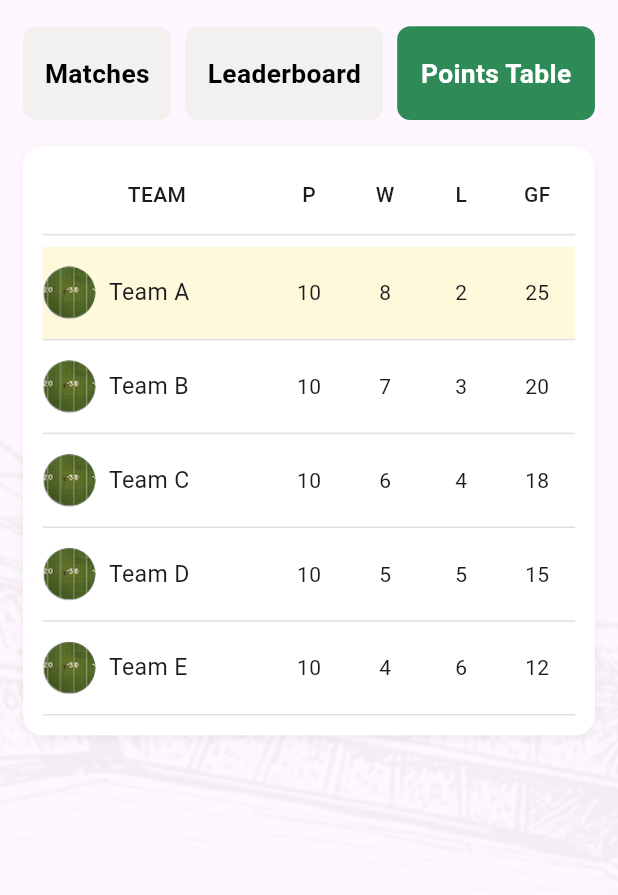
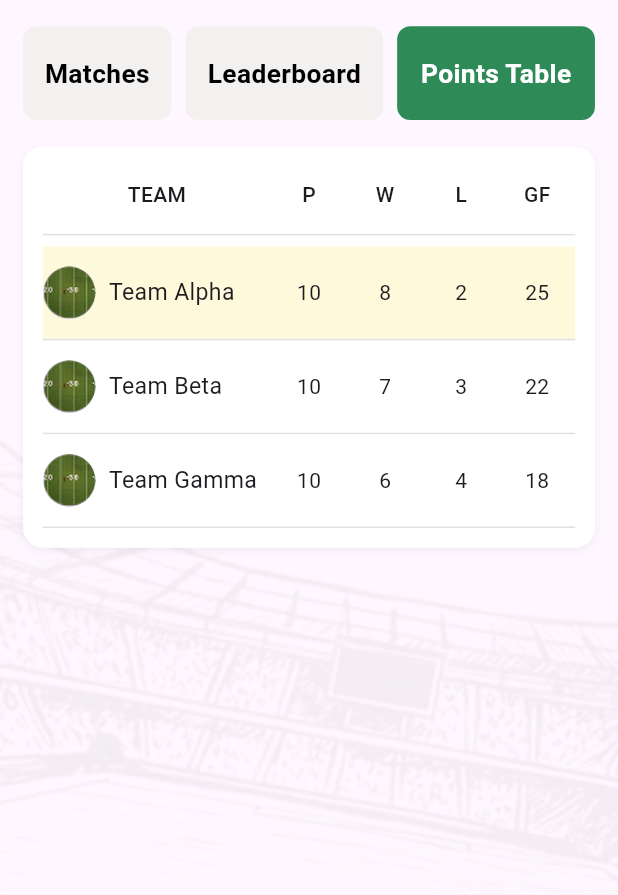
Before and after one commit to hirarajpoot/sports, a Flutter app: the TournamentsScreen screen opened by its route, after a tap on "Leaderboard", after a tap on "Points Table", on a phone screen of 412 x 824 dp, the part 92-987 px from its top. Run offline on Flutter 3.47's test engine with Material 3 defaults, Android fonts, the phone set to English and light mode, and no system bars; our stand-ins replace get, share_plus.

Commit message:
sports app

```diff
--- a/lib/AppUi/AppScreens/CreateTournamentScreen/widgets/start_button.dart
+++ b/lib/AppUi/AppScreens/CreateTournamentScreen/widgets/start_button.dart
@@ -16,14 +16,11 @@ class StartButton extends StatelessWidget {
         onPressed: controller.startTournament,
         style: ElevatedButton.styleFrom(
           backgroundColor: const Color(0xFF2E8A57),
-          shape: RoundedRectangleBorder(
-            borderRadius: BorderRadius.circular(6),
-          ),
+          shape: RoundedRectangleBorder(borderRadius: BorderRadius.circular(6)),
         ),
         child: const Text(
           'Start Tournament',
           style: TextStyle(
-            fontFamily: 'Inter',
             fontWeight: FontWeight.w600,
             fontSize: 16,
             color: Colors.white,
--- a/lib/AppUi/AppScreens/TournamentsScreen/widgets/leaderboard_table.dart
+++ b/lib/AppUi/AppScreens/TournamentsScreen/widgets/leaderboard_table.dart
@@ -2,8 +2,13 @@ import 'package:flutter/material.dart';
 
 class LeaderboardTable extends StatelessWidget {
   final double Function(double) scale;
+  final List<Map<String, dynamic>> leaderboard;
 
-  const LeaderboardTable({super.key, required this.scale});
+  const LeaderboardTable({
+    super.key,
+    required this.scale,
+    required this.leaderboard,
+  });
 
   @override
   Widget build(BuildContext context) {
@@ -38,7 +43,7 @@ class LeaderboardTable extends StatelessWidget {
         },
         children: [
           _buildHeaderRow(),
-          ...List.generate(6, (index) => _buildDataRow(index)),
+          ...leaderboard.map((team) => _buildDataRow(team)).toList(),
         ],
       ),
     );
@@ -55,7 +60,7 @@ class LeaderboardTable extends StatelessWidget {
     );
   }
 
-  TableRow _buildDataRow(int index) {
+  TableRow _buildDataRow(Map<String, dynamic> team) {
     return TableRow(
       children: [
         Padding(
@@ -64,30 +69,22 @@ class LeaderboardTable extends StatelessWidget {
             vertical: scale(12),
           ),
           child: Row(
+            mainAxisAlignment: MainAxisAlignment.spaceBetween,
             children: [
-              Expanded(
-                child: Text(
-                  '${index + 1}.',
+              Text(
+                '${team['rankPoints']}',
                 style: TextStyle(
                   fontWeight: FontWeight.w700,
                   color: Colors.black,
                   fontSize: scale(14),
                 ),
-                  textAlign: TextAlign.left,
               ),
-              ),
-              Expanded(
-                child: Padding(
-                  padding: EdgeInsets.only(right: scale(10)),
-                  child: Text(
-                    '24',
+              Text(
+                '${team['rankPoints']} pts',
                 style: TextStyle(
-                      fontWeight: FontWeight.w700,
+                  fontWeight: FontWeight.w600,
                   color: Colors.grey.shade800,
                   fontSize: scale(14),
-                    ),
-                    textAlign: TextAlign.right,
-                  ),
                 ),
               ),
             ],
@@ -103,7 +100,7 @@ class LeaderboardTable extends StatelessWidget {
               ),
               SizedBox(height: scale(4)),
               Text(
-                'Team Alpha',
+                team['team'],
                 style: TextStyle(
                   fontSize: scale(14),
                   fontWeight: FontWeight.w600,
@@ -116,7 +113,7 @@ class LeaderboardTable extends StatelessWidget {
           padding: EdgeInsets.symmetric(vertical: scale(12)),
           child: Center(
             child: Text(
-              '8',
+              '${team['won']}',
               style: TextStyle(fontSize: scale(14)),
             ),
           ),
--- a/lib/AppUi/AppScreens/TournamentsScreen/widgets/match_card.dart
+++ b/lib/AppUi/AppScreens/TournamentsScreen/widgets/match_card.dart
@@ -1,30 +1,12 @@
 import 'package:flutter/material.dart';
 import 'package:get/get.dart';
+import '../../../Models/tournament_match_model.dart';
 import '../../../Controllers/auth-controllers/tournaments_controller.dart';
 
 class MatchCard extends StatelessWidget {
-  final String label;
-  final String teamA;
-  final String teamB;
-  final String imgA;
-  final String imgB;
-  final String time;
-  final String? scoreA;
-  final String? scoreB;
-  final bool isLive;
+  final TournamentMatchModel match;
 
-  MatchCard({
-    super.key,
-    required this.label,
-    required this.teamA,
-    required this.teamB,
-    required this.imgA,
-    required this.imgB,
-    required this.time,
-    this.scoreA,
-    this.scoreB,
-    this.isLive = false,
-  });
+  MatchCard({super.key, required this.match});
 
   final TournamentsController controller = Get.find();
 
@@ -32,10 +14,12 @@ class MatchCard extends StatelessWidget {
   Widget build(BuildContext context) {
     final w = MediaQuery.of(context).size.width;
     double scale(double px) => px / 375 * w;
-    final isUpcoming = label == 'UPCOMING';
+    final isUpcoming = match.label == 'UPCOMING';
 
     return GestureDetector(
-      onTap: isUpcoming ? controller.navigateToChallengeScreen : null,
+      onTap: isUpcoming
+          ? () => controller.navigateToChallengeScreen(match)
+          : null,
       child: Container(
         width: double.infinity,
         margin: EdgeInsets.only(bottom: scale(16)),
@@ -50,7 +34,7 @@ class MatchCard extends StatelessWidget {
               offset: Offset(0, scale(4)),
             ),
           ],
-          border: isLive
+          border: match.isLive
               ? Border(
                   left: BorderSide(
                     color: const Color(0xFFEF4444),
@@ -62,21 +46,22 @@ class MatchCard extends StatelessWidget {
         child: Column(
           crossAxisAlignment: CrossAxisAlignment.start,
           children: [
+            // Top Row
             Row(
               mainAxisAlignment: MainAxisAlignment.spaceBetween,
               children: [
                 Text(
-                  label,
+                  match.label,
                   style: TextStyle(
                     color: isUpcoming
                         ? Colors.blue
-                        : (isLive ? Colors.red : Colors.grey),
+                        : (match.isLive ? Colors.red : Colors.grey),
                     fontWeight: FontWeight.bold,
                     fontSize: scale(14),
                   ),
                 ),
                 Text(
-                  time,
+                  match.time,
                   style: TextStyle(
                     fontSize: scale(16),
                     color: Colors.grey[800],
@@ -85,39 +70,12 @@ class MatchCard extends StatelessWidget {
               ],
             ),
             SizedBox(height: scale(9.32)),
+            // Teams Row
             Row(
               mainAxisAlignment: MainAxisAlignment.spaceBetween,
               children: [
-                Row(
-                  children: [
-                    Image.asset(
-                      'assets/images/$imgA',
-                      width: scale(32),
-                      height: scale(32),
-                    ),
-                    SizedBox(width: scale(8)),
-                    Column(
-                      crossAxisAlignment: CrossAxisAlignment.start,
-                      children: [
-                        Text(
-                          'Team',
-                          style: TextStyle(
-                            fontSize: scale(12),
-                            fontWeight: FontWeight.w600,
-                          ),
-                        ),
-                        Text(
-                          teamA,
-                          style: TextStyle(
-                            fontSize: scale(14),
-                            fontWeight: FontWeight.w600,
-                          ),
-                        ),
-                      ],
-                    ),
-                  ],
-                ),
-                scoreA == null || scoreB == null
+                _teamInfo(scale, match.imgA, match.teamA, true),
+                match.scoreA == null || match.scoreB == null
                     ? Text(
                         'vs',
                         style: TextStyle(
@@ -125,56 +83,15 @@ class MatchCard extends StatelessWidget {
                           fontWeight: FontWeight.bold,
                         ),
                       )
-                    : Row(
-                        children: [
-                          Text(
-                            scoreA!,
-                            style: TextStyle(
-                              fontSize: scale(18),
-                              fontWeight: FontWeight.bold,
-                              color: isLive ? Colors.red : Colors.black,
-                            ),
-                          ),
-                          Text(' - ', style: TextStyle(fontSize: scale(18))),
-                          Text(
-                            scoreB!,
-                            style: TextStyle(
-                              fontSize: scale(18),
-                              fontWeight: FontWeight.bold,
-                              color: isLive ? Colors.red : Colors.black,
-                            ),
-                          ),
-                        ],
+                    : Text(
+                        '${match.scoreA} - ${match.scoreB}',
+                        style: TextStyle(
+                          fontSize: scale(18),
+                          fontWeight: FontWeight.bold,
+                          color: match.isLive ? Colors.red : Colors.black,
+                        ),
                       ),
-                Row(
-                  children: [
-                    Column(
-                      crossAxisAlignment: CrossAxisAlignment.end,
-                      children: [
-                        Text(
-                          'Team',
-                          style: TextStyle(
-                            fontSize: scale(12),
-                            fontWeight: FontWeight.w600,
-                          ),
-                        ),
-                        Text(
-                          teamB,
-                          style: TextStyle(
-                            fontSize: scale(14),
-                            fontWeight: FontWeight.w600,
-                          ),
-                        ),
-                      ],
-                    ),
-                    SizedBox(width: scale(8)),
-                    Image.asset(
-                      'assets/images/$imgB',
-                      width: scale(32),
-                      height: scale(32),
-                    ),
-                  ],
-                ),
+                _teamInfo(scale, match.imgB, match.teamB, false),
               ],
             ),
           ],
@@ -182,4 +99,33 @@ class MatchCard extends StatelessWidget {
       ),
     );
   }
+
+  Widget _teamInfo(
+      double Function(double) scale, String img, String team, bool isLeft) {
+    return Row(
+      children: [
+        if (isLeft)
+          Image.asset('assets/images/$img',
+              width: scale(32), height: scale(32)),
+        SizedBox(width: scale(8)),
+        Column(
+          crossAxisAlignment:
+              isLeft ? CrossAxisAlignment.start : CrossAxisAlignment.end,
+          children: [
+            Text(
+              'Team',
+              style: TextStyle(fontSize: scale(12), fontWeight: FontWeight.w600),
+            ),
+            Text(
+              team,
+              style: TextStyle(fontSize: scale(14), fontWeight: FontWeight.w600),
+            ),
+          ],
+        ),
+        if (!isLeft)
+          Image.asset('assets/images/$img',
+              width: scale(32), height: scale(32)),
+      ],
+    );
+  }
 }
--- a/lib/AppUi/AppScreens/TournamentsScreen/widgets/points_table.dart
+++ b/lib/AppUi/AppScreens/TournamentsScreen/widgets/points_table.dart
@@ -2,17 +2,16 @@ import 'package:flutter/material.dart';
 
 class PointsTable extends StatelessWidget {
   final double Function(double) scale;
+  final List<Map<String, dynamic>> pointsTable;
 
-  const PointsTable({super.key, required this.scale});
+  const PointsTable({
+    super.key,
+    required this.scale,
+    required this.pointsTable,
+  });
 
   @override
   Widget build(BuildContext context) {
-    final teams = ['Team A', 'Team B', 'Team C', 'Team D', 'Team E'];
-    final played = [10, 10, 10, 10, 10];
-    final won = [8, 7, 6, 5, 4];
-    final lost = [2, 3, 4, 5, 6];
-    final gf = [25, 20, 18, 15, 12];
-
     return Container(
       padding: EdgeInsets.all(scale(12)),
       decoration: BoxDecoration(
@@ -30,17 +29,11 @@ class PointsTable extends StatelessWidget {
         children: [
           _buildHeaderRow(),
           Divider(thickness: 1, color: Colors.grey[300]),
-          ...List.generate(teams.length, (index) {
-            final isTopTeam = index == 0;
-            return _buildDataRow(
-              team: teams[index],
-              played: played[index],
-              won: won[index],
-              lost: lost[index],
-              gf: gf[index],
-              isTopTeam: isTopTeam,
-            );
-          }),
+          ...pointsTable.asMap().entries.map((entry) {
+            final index = entry.key;
+            final team = entry.value;
+            return _buildDataRow(team, isTopTeam: index == 0);
+          }).toList(),
         ],
       ),
     );
@@ -62,14 +55,7 @@ class PointsTable extends StatelessWidget {
     );
   }
 
-  Widget _buildDataRow({
-    required String team,
-    required int played,
-    required int won,
-    required int lost,
-    required int gf,
-    required bool isTopTeam,
-  }) {
+  Widget _buildDataRow(Map<String, dynamic> team, {required bool isTopTeam}) {
     return Container(
       padding: EdgeInsets.symmetric(vertical: scale(12)),
       decoration: BoxDecoration(
@@ -90,14 +76,14 @@ class PointsTable extends StatelessWidget {
                   radius: scale(16),
                 ),
                 SizedBox(width: scale(8)),
-                Text(team, style: TextStyle(fontSize: scale(14))),
+                Text(team['team'], style: TextStyle(fontSize: scale(14))),
               ],
             ),
           ),
-          _dataCell('$played'),
-          _dataCell('$won'),
-          _dataCell('$lost'),
-          _dataCell('$gf'),
+          _dataCell('${team['played']}'),
+          _dataCell('${team['won']}'),
+          _dataCell('${team['lost']}'),
+          _dataCell('${team['gf']}'),
         ],
       ),
     );
--- a/lib/AppUi/AppScreens/tournament_screen.dart
+++ b/lib/AppUi/AppScreens/tournament_screen.dart
@@ -11,7 +11,7 @@ import '../AppScreens/TournamentsScreen/widgets/points_table.dart';
 class TournamentsScreen extends StatelessWidget {
   final TournamentsController controller = Get.put(TournamentsController());
 
-   TournamentsScreen({super.key});
+  TournamentsScreen({super.key});
 
   @override
   Widget build(BuildContext context) {
@@ -35,45 +35,28 @@ class TournamentsScreen extends StatelessWidget {
                       Obx(() {
                         if (controller.selectedTab.value == 0) {
                           return Column(
-                            children: [
-                              MatchCard(
-                                // scale: scale,
-                                label: 'UPCOMING',
-                                teamA: 'Alpha',
-                                teamB: 'Beta',
-                                imgA: 'alpha.png',
-                                imgB: 'beta.png',
-                                time: 'Today, 7:00 PM',
-                              ),
-                              MatchCard(
-                                // scale: scale,
-                                label: 'LIVE',
-                                teamA: 'Gamma',
-                                teamB: 'Delta',
-                                imgA: 'gamma.png',
-                                imgB: 'beta.png',
-                                time: 'Half-time',
-                                scoreA: '2',
-                                scoreB: '1',
-                                isLive: true,
-                              ),
-                              MatchCard(
-                                // scale: scale,
-                                label: 'COMPLETED',
-                                teamA: 'Epsilon',
-                                teamB: 'Zeta',
-                                imgA: 'alpha.png',
-                                imgB: 'beta.png',
-                                time: 'Yesterday, 9:00 PM',
-                                scoreA: '3',
-                                scoreB: '0',
-                              ),
+                            children: controller.matchesData.map((match) {
+                              return MatchCard(match: match);
+                            }).toList(),
+                          );
+                        } else if (controller.selectedTab.value == 1) {
+                          return LeaderboardTable(
+                            scale: scale,
+                            leaderboard: [
+                              {'rankPoints': 24, 'team': 'Team Alpha', 'won': 8},
+                              {'rankPoints': 20, 'team': 'Team Beta', 'won': 6},
+                              {'rankPoints': 18, 'team': 'Team Gamma', 'won': 5},
                             ],
                           );
-                        } else if (controller.selectedTab.value == 1) {
-                          return LeaderboardTable(scale: scale);
                         } else {
-                          return PointsTable(scale: scale);
+                          return PointsTable(
+                            scale: scale,
+                            pointsTable: [
+                              {'team': 'Team Alpha', 'played': 10, 'won': 8, 'lost': 2, 'gf': 25},
+                              {'team': 'Team Beta', 'played': 10, 'won': 7, 'lost': 3, 'gf': 22},
+                              {'team': 'Team Gamma', 'played': 10, 'won': 6, 'lost': 4, 'gf': 18},
+                            ],
+                          );
                         }
                       }),
                     ],
--- a/lib/AppUi/Controllers/auth-controllers/tournaments_controller.dart
+++ b/lib/AppUi/Controllers/auth-controllers/tournaments_controller.dart
@@ -1,14 +1,46 @@
 import 'package:get/get.dart';
+import '../../Models/tournament_match_model.dart';
 
 class TournamentsController extends GetxController {
   RxInt selectedTab = 0.obs;
+
+  final List<TournamentMatchModel> matchesData = [
+    TournamentMatchModel(
+      label: 'UPCOMING',
+      teamA: 'Alpha',
+      teamB: 'Beta',
+      imgA: 'alpha.png',
+      imgB: 'beta.png',
+      time: 'Today, 7:00 PM',
+    ),
+    TournamentMatchModel(
+      label: 'LIVE',
+      teamA: 'Gamma',
+      teamB: 'Delta',
+      imgA: 'gamma.png',
+      imgB: 'beta.png',
+      time: 'Half-time',
+      scoreA: '2',
+      scoreB: '1',
+      isLive: true,
+    ),
+    TournamentMatchModel(
+      label: 'COMPLETED',
+      teamA: 'Epsilon',
+      teamB: 'Zeta',
+      imgA: 'alpha.png',
+      imgB: 'beta.png',
+      time: 'Yesterday, 9:00 PM',
+      scoreA: '3',
+      scoreB: '0',
+    ),
+  ];
 
   void changeTab(int index) {
     selectedTab.value = index;
   }
 
-  /// Navigate to Challenge Screen on Upcoming card tap
-  void navigateToChallengeScreen() {
-    Get.toNamed('/challenge-screen');
+  void navigateToChallengeScreen(TournamentMatchModel match) {
+    Get.toNamed('/challenge-screen', arguments: match);
   }
 }
--- /dev/null
+++ b/lib/AppUi/Models/tournament_match_model.dart
@@ -0,0 +1,23 @@
+class TournamentMatchModel {
+  final String label;
+  final String teamA;
+  final String teamB;
+  final String imgA;
+  final String imgB;
+  final String time;
+  final String? scoreA;
+  final String? scoreB;
+  final bool isLive;
+
+  TournamentMatchModel({
+    required this.label,
+    required this.teamA,
+    required this.teamB,
+    required this.imgA,
+    required this.imgB,
+    required this.time,
+    this.scoreA,
+    this.scoreB,
+    this.isLive = false,
+  });
+}
--- /dev/null
+++ b/lib/AppUi/Models/tournament_model.dart
@@ -0,0 +1,19 @@
+class Tournament {
+  String name;
+  String description;
+  String logoPath;
+  int numberOfTeams;
+  List<String> selectedTeams;
+  DateTime? startDate;
+  DateTime? endDate;
+
+  Tournament({
+    required this.name,
+    required this.description,
+    required this.logoPath,
+    required this.numberOfTeams,
+    required this.selectedTeams,
+    this.startDate,
+    this.endDate,
+  });
+}
```
Also changed, not shown: lib/AppUi/AppScreens/CreateTournamentScreen/widgets/number_of_teams_field.dart (+29 -20 lines), lib/AppUi/AppScreens/TournamentPreview/widgets/match_container.dart (+13 -24 lines), lib/AppUi/AppScreens/tournament_preview_screen.dart (+29 -26 lines), lib/AppUi/Controllers/auth-controllers/create_tournament_controller.dart (+37 -65 lines), lib/AppUi/Controllers/auth-controllers/tournament_preview_controller.dart (+21 -0 lines), lib/AppUi/Utlies/routes/app_routes.dart (+6 -6 lines). Lines whose indentation alone changed are shown as unchanged.
